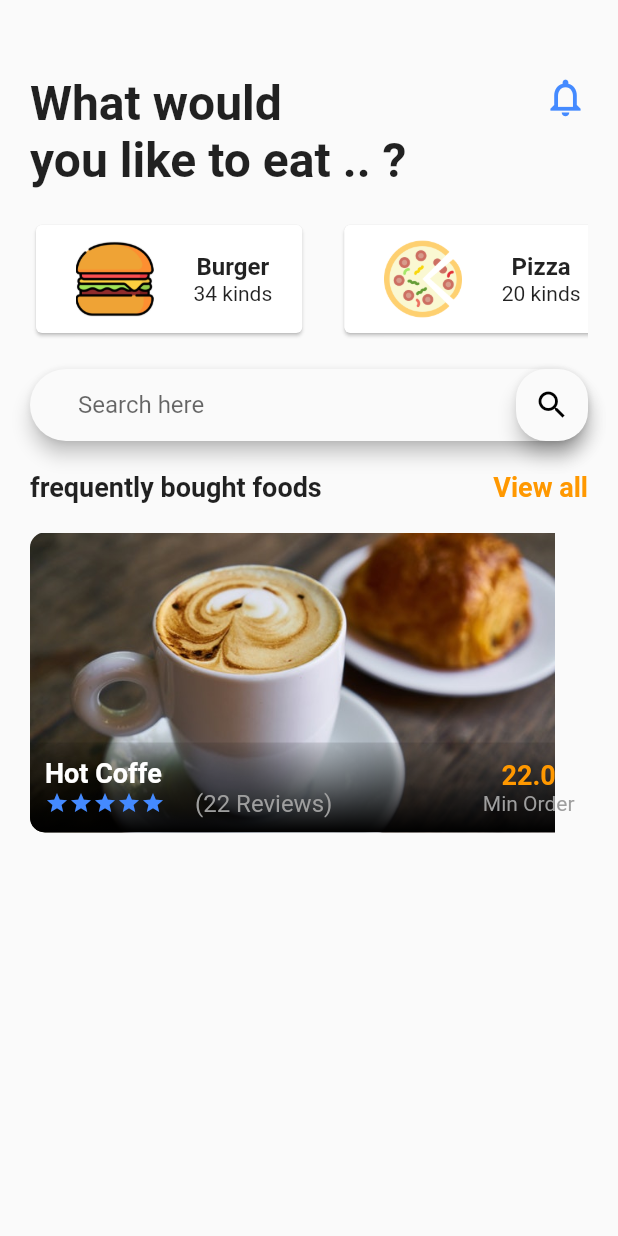
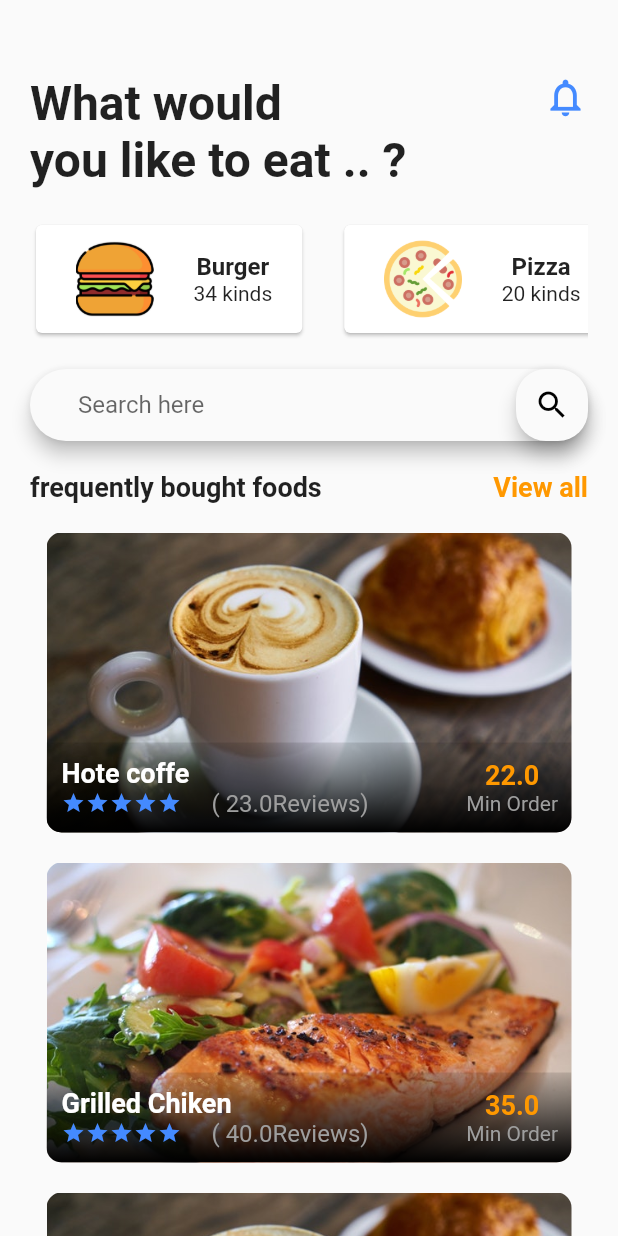
Before and after one commit to GasserAshraf/online_food_order1, a Flutter app: the screen it shows after launch, on a phone screen of 412 x 824 dp. Run offline on Flutter 3.47's test engine with Material 2 defaults, Android fonts, the phone set to English and light mode, and no system bars.

Commit message:
working on home food data

```diff
--- /dev/null
+++ b/lib/src/data/Food_Data.dart
@@ -0,0 +1,62 @@
+class Food {
+  final String id;
+  final String name;
+  final String imagePath;
+  final String category;
+  final double price;
+  final double discount;
+  final double rating;
+
+  Food(
+      {this.id,
+      this.name,
+      this.imagePath,
+      this.category,
+      this.price,
+      this.discount,
+      this.rating});
+}
+
+final foods = [
+  Food(
+      id: '1',
+      name: 'Hote coffe',
+      imagePath: 'assets/images/breakfast.jpeg',
+      category: '1',
+      price: 22.0,
+      discount: 10.0,
+      rating: 23.0),
+  Food(
+      id: '1',
+      name: 'Grilled Chiken',
+      imagePath: 'assets/images/lunch.jpeg',
+      category: '2',
+      price: 35.0,
+      discount: 5.0,
+      rating: 40.0),
+  Food(
+      id: '1',
+      name: 'Hote coffe',
+      imagePath: 'assets/images/breakfast.jpeg',
+      category: '1',
+      price: 22.0,
+      discount: 10.0,
+      rating: 23.0),
+  Food(
+      id: '1',
+      name: 'Grilled Chiken',
+      imagePath: 'assets/images/lunch.jpeg',
+      category: '2',
+      price: 35.0,
+      discount: 5.0,
+      rating: 40.0),
+  Food(
+      id: '1',
+      name: 'Hote coffe',
+      imagePath: 'assets/images/breakfast.jpeg',
+      category: '1',
+      price: 22.0,
+      discount: 10.0,
+      rating: 23.0),
+
+];
--- a/lib/src/homeScreen.dart
+++ b/lib/src/homeScreen.dart
@@ -3,6 +3,7 @@ import 'package:online_food_order/src/widgets/home_topinfo.dart';
 import 'package:online_food_order/src/widgets/food_Category.dart';
 import 'package:online_food_order/src/widgets/Search_Widget.dart';
 import 'package:online_food_order/src/widgets/boughts_foods.dart';
+import 'package:online_food_order/src/data/Food_Data.dart';
 
 
 class HomeScreen extends StatefulWidget {
@@ -11,6 +12,8 @@ class HomeScreen extends StatefulWidget {
 }
 
 class _HomeScreenState extends State<HomeScreen> {
+  List<Food>_foods = foods;
+
   @override
   Widget build(BuildContext context) {
     return Scaffold(
@@ -36,7 +39,9 @@ class _HomeScreenState extends State<HomeScreen> {
                     fontWeight: FontWeight.bold),
               ),
               GestureDetector(
-                onTap: (){print("view all");},
+                onTap: () {
+                  print("view all");
+                },
                 child: Text(
                   "View all",
                   style: TextStyle(
@@ -50,11 +55,27 @@ class _HomeScreenState extends State<HomeScreen> {
           SizedBox(
             height: 20.0,
           ),
-          Container(
-            child: BoughtFoods(),
+          Column(
+            children:_foods.map(_buildFoodItems).toList(),
           )
         ],
       ),
     );
   }
+
+  Widget _buildFoodItems(Food food) {
+    return Container(
+      margin: EdgeInsets.only(bottom: 20.0),
+      child: BoughtFoods(
+        id: food.id,
+        name: food.name,
+        category: food.category,
+        discount: food.discount,
+        imagePath: food.imagePath,
+        price: food.price,
+        rating: food.rating,
+      ),
+    );
+  }
+
 }
--- a/lib/src/widgets/boughts_foods.dart
+++ b/lib/src/widgets/boughts_foods.dart
@@ -1,6 +1,23 @@
 import 'package:flutter/material.dart';
 
 class BoughtFoods extends StatefulWidget {
+  final String id;
+  final String name;
+  final String imagePath;
+  final String category;
+  final double price;
+  final double discount;
+  final double rating;
+
+  BoughtFoods(
+      {this.id,
+      this.name,
+      this.imagePath,
+      this.category,
+      this.price,
+      this.discount,
+      this.rating});
+
   @override
   _BoughtFoodsState createState() => _BoughtFoodsState();
 }
@@ -16,7 +33,7 @@ class _BoughtFoodsState extends State<BoughtFoods> {
             height: 200.0,
             width: 350.0,
             child: Image.asset(
-              'assets/images/breakfast.jpeg',
+              widget.imagePath,
               fit: BoxFit.cover,
             ),
           ),
@@ -44,7 +61,7 @@ class _BoughtFoodsState extends State<BoughtFoods> {
                   crossAxisAlignment: CrossAxisAlignment.start,
                   children: <Widget>[
                     Text(
-                      "Hot Coffe",
+                      widget.name,
                       style: TextStyle(
                           color: Colors.white,
                           fontSize: 18.0,
@@ -52,13 +69,21 @@ class _BoughtFoodsState extends State<BoughtFoods> {
                     ),
                     Row(
                       children: <Widget>[
-                        Icon(Icons.star,color: Theme.of(context).primaryColor,size: 16.0),
-                        Icon(Icons.star,color: Theme.of(context).primaryColor,size: 16.0),
-                        Icon(Icons.star,color: Theme.of(context).primaryColor,size: 16.0),
-                        Icon(Icons.star,color: Theme.of(context).primaryColor,size: 16.0),
-                        Icon(Icons.star,color: Theme.of(context).primaryColor,size: 16.0),
+                        Icon(Icons.star,
+                            color: Theme.of(context).primaryColor, size: 16.0),
+                        Icon(Icons.star,
+                            color: Theme.of(context).primaryColor, size: 16.0),
+                        Icon(Icons.star,
+                            color: Theme.of(context).primaryColor, size: 16.0),
+                        Icon(Icons.star,
+                            color: Theme.of(context).primaryColor, size: 16.0),
+                        Icon(Icons.star,
+                            color: Theme.of(context).primaryColor, size: 16.0),
                         SizedBox(width: 20.0),
-                        Text("(22 Reviews)",style: TextStyle(color: Colors.grey,fontSize: 16.0),)
+                        Text(
+                          "( " +widget.rating.toString() +"Reviews)",
+                          style: TextStyle(color: Colors.grey, fontSize: 16.0),
+                        )
                       ],
                     )
                   ],
@@ -66,9 +91,16 @@ class _BoughtFoodsState extends State<BoughtFoods> {
                 Column(
                   children: <Widget>[
                     Text(
-                      "22.0",style: TextStyle(fontWeight: FontWeight.bold,color: Colors.orange,fontSize: 18.0),
+                      widget.price.toString(),
+                      style: TextStyle(
+                          fontWeight: FontWeight.bold,
+                          color: Colors.orange,
+                          fontSize: 18.0),
                     ),
-                    Text("Min Order",style: TextStyle(color: Colors.grey),),
+                    Text(
+                      "Min Order",
+                      style: TextStyle(color: Colors.grey),
+                    ),
                   ],
                 )
               ],
```
